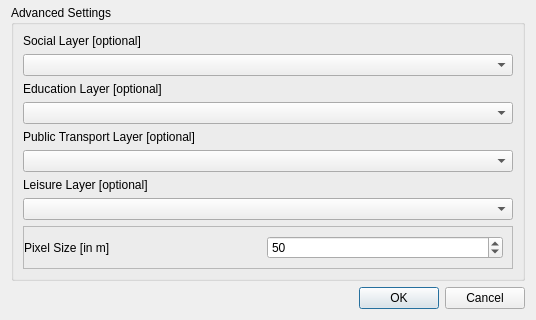
Qt form FlatFinder_dialog_base.ui (danielseisenbacher/FlatFinder) before a commit; both pictures show x 0 to 536 and y 273 to 593 of the 536 by 593 pixel window.
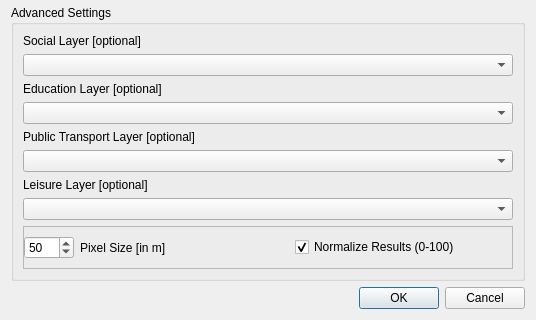
The same form after that commit. Custom widgets are drawn as their Qt base class.

Commit message: alles fertig

```diff
--- a/FlatFinder_dialog_base.ui
+++ b/FlatFinder_dialog_base.ui
@@ -491,21 +491,14 @@
          <property name="leftMargin">
           <number>0</number>
          </property>
-         <item>
-          <widget class="QLabel" name="label">
-           <property name="sizePolicy">
-            <sizepolicy hsizetype="Preferred" vsizetype="Minimum">
-             <horstretch>0</horstretch>
-             <verstretch>0</verstretch>
-            </sizepolicy>
-           </property>
-           <property name="text">
-            <string>Pixel Size [in m]</string>
-           </property>
-          </widget>
-         </item>
          <item>
           <widget class="QSpinBox" name="spinBox">
+           <property name="maximumSize">
+            <size>
+             <width>50</width>
+             <height>16777215</height>
+            </size>
+           </property>
            <property name="minimum">
             <number>10</number>
            </property>
@@ -517,6 +510,29 @@
            </property>
           </widget>
          </item>
+         <item>
+          <widget class="QLabel" name="label">
+           <property name="sizePolicy">
+            <sizepolicy hsizetype="Preferred" vsizetype="Minimum">
+             <horstretch>0</horstretch>
+             <verstretch>0</verstretch>
+            </sizepolicy>
+           </property>
+           <property name="text">
+            <string>Pixel Size [in m]</string>
+           </property>
+          </widget>
+         </item>
+         <item>
+          <widget class="QCheckBox" name="checkBox">
+           <property name="text">
+            <string>Normalize Results (0-100)</string>
+           </property>
+           <property name="checked">
+            <bool>true</bool>
+           </property>
+          </widget>
+         </item>
         </layout>
        </widget>
       </item>
```
The commit also changes 1 other file.
